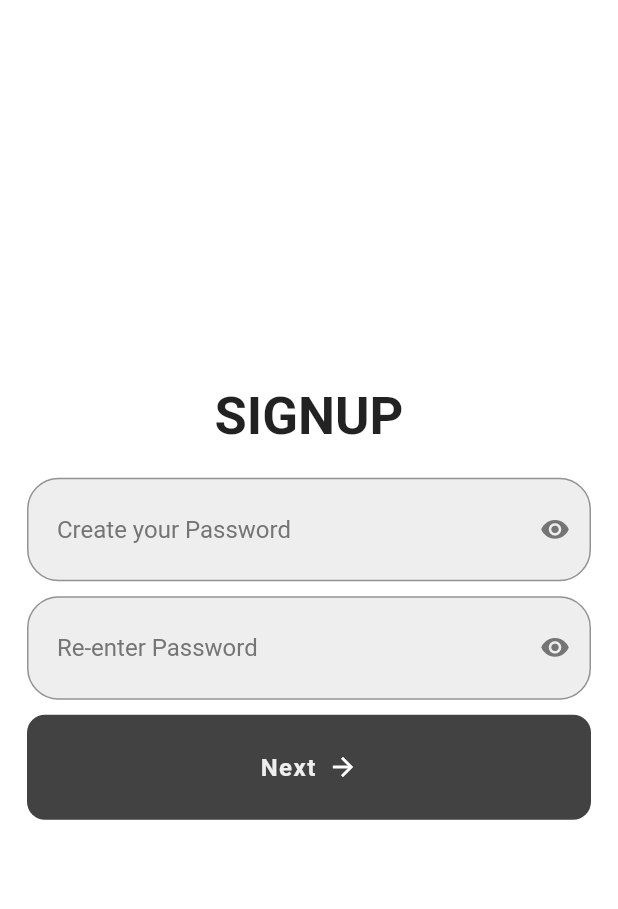
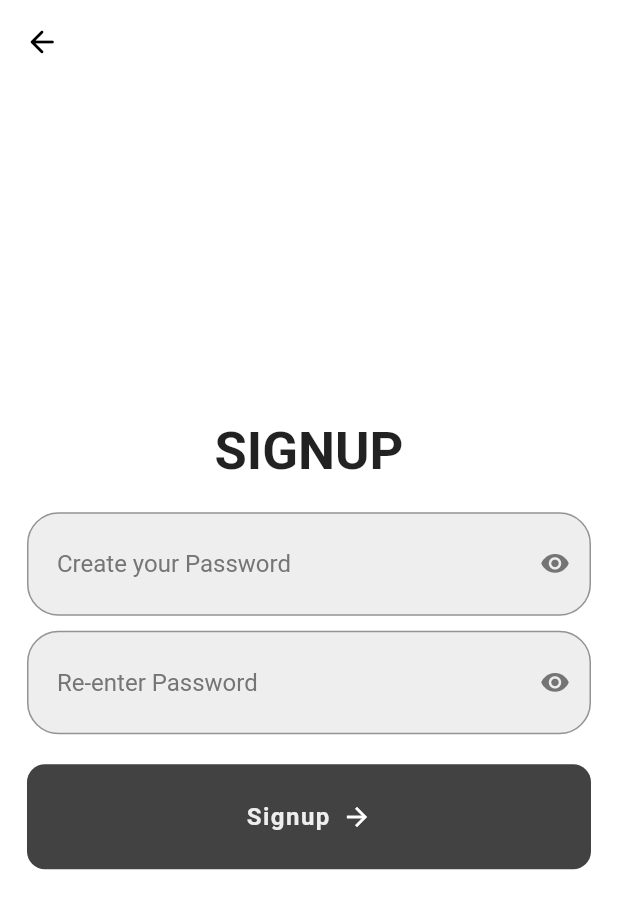
Before and after one commit to RangaKomalSai/E-Dialysis, a Flutter app: the screen it shows after launch, on a phone screen of 412 x 824 dp. Shown: the top 909 px of the screen. Run offline on Flutter 3.47's test engine with Material 2 defaults, Android fonts, the phone set to English and light mode, and no system bars.

Commit message:
ui changes

```diff
--- a/lib/pages/signup.dart
+++ b/lib/pages/signup.dart
@@ -43,13 +43,11 @@ class SignupPage extends StatelessWidget {
               const SizedBox(height: 10),
 
               MyDropDownList(),
-              const SizedBox(height: 10),
+              const SizedBox(height: 20),
 
               //sign-in button
               MyButton(text: 'Next', onTap: (){}, myIcon: Icons.arrow_forward,),
 
-              //register now button
-              const SizedBox(height: 20,),
             ],
           ),
         ),
--- a/lib/pages/signup2.dart
+++ b/lib/pages/signup2.dart
@@ -4,15 +4,10 @@ import '../widgets/button.dart';
 import '../widgets/dropdown.dart';
 import '../widgets/textfield.dart';
 
-class Signup2 extends StatefulWidget {
+class Signup2 extends StatelessWidget {
 
   Signup2({super.key});
 
-  @override
-  State<Signup2> createState() => _Signup2State();
-}
-
-class _Signup2State extends State<Signup2> {
   final pswdController = TextEditingController();
 
   final pswdConfirmController = TextEditingController();
@@ -20,6 +15,12 @@ class _Signup2State extends State<Signup2> {
   @override
   Widget build(BuildContext context) {
     return Scaffold(
+      appBar: AppBar(
+        elevation: 0,
+        backgroundColor: Colors.white,
+        leading: Icon(Icons.arrow_back_rounded, color: Colors.black,),
+
+      ),
       backgroundColor: Theme.of(context).colorScheme.background,
       body: Center(
         child: Padding(
@@ -50,10 +51,10 @@ class _Signup2State extends State<Signup2> {
                 keyboardType: TextInputType.text,
                 isItPswd: true,
               ),
-              const SizedBox(height: 10,),
+              const SizedBox(height: 20,),
 
               //sign-in button
-              MyButton(text: 'Next', onTap: (){}, myIcon: Icons.arrow_forward,),
+              MyButton(text: 'Signup', onTap: (){}, myIcon: Icons.arrow_forward,),
 
               //register now button
               const SizedBox(height: 20,),
--- a/lib/widgets/textfield.dart
+++ b/lib/widgets/textfield.dart
@@ -64,7 +64,7 @@ class _MyTextFieldState extends State<MyTextField> {
         )
       ),
       controller: widget.textEditingController,
-      obscureText: hidePswd,
+      obscureText: widget.isItPswd? hidePswd : false,
       textInputAction: widget.textInputAction,
       keyboardType: widget.keyboardType,
     );
```
Also changed, not shown: lib/pages/login_page.dart (+7 -6 lines).
